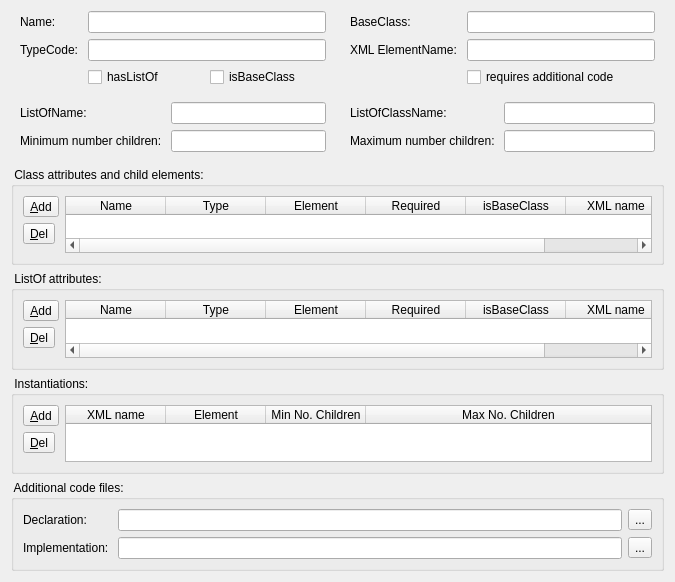
First picture: the form in ui/formdeviserclass.ui, repository sbmlteam/QtDeviser, before the edit.
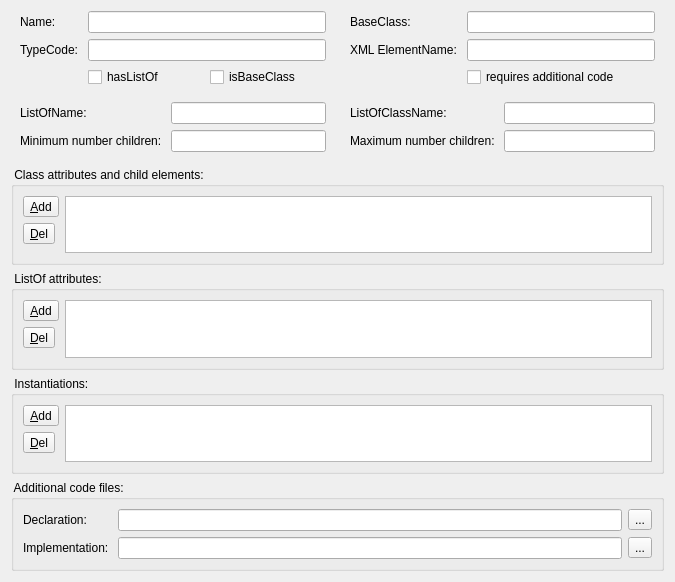
Second picture: the form after the edit. Icons and pictures are not drawn.

Commit message: - models working for DeviserClass element (allows saving / sorting the tables)

Diff of the .ui file:
```diff
--- a/ui/formdeviserclass.ui
+++ b/ui/formdeviserclass.ui
@@ -298,43 +298,19 @@
        </layout>
       </item>
       <item>
-       <widget class="QTableWidget" name="tblAttributes">
-        <attribute name="horizontalHeaderStretchLastSection">
+       <widget class="QTableView" name="tblAttributes">
+        <property name="alternatingRowColors">
          <bool>true</bool>
+        </property>
+        <property name="sortingEnabled">
+         <bool>true</bool>
+        </property>
+        <attribute name="verticalHeaderCascadingSectionResizes">
+         <bool>true</bool>
         </attribute>
-        <attribute name="verticalHeaderVisible">
-         <bool>false</bool>
+        <attribute name="verticalHeaderDefaultSectionSize">
+         <number>23</number>
         </attribute>
-        <column>
-         <property name="text">
-          <string>Name</string>
-         </property>
-        </column>
-        <column>
-         <property name="text">
-          <string>Type</string>
-         </property>
-        </column>
-        <column>
-         <property name="text">
-          <string>Element</string>
-         </property>
-        </column>
-        <column>
-         <property name="text">
-          <string>Required</string>
-         </property>
-        </column>
-        <column>
-         <property name="text">
-          <string>isBaseClass</string>
-         </property>
-        </column>
-        <column>
-         <property name="text">
-          <string>XML name</string>
-         </property>
-        </column>
        </widget>
       </item>
      </layout>
@@ -395,43 +371,16 @@
        </layout>
       </item>
       <item>
-       <widget class="QTableWidget" name="tblLoAttributes">
-        <attribute name="horizontalHeaderStretchLastSection">
+       <widget class="QTableView" name="tblLoAttributes">
+        <property name="sortingEnabled">
          <bool>true</bool>
+        </property>
+        <attribute name="verticalHeaderCascadingSectionResizes">
+         <bool>true</bool>
         </attribute>
-        <attribute name="verticalHeaderVisible">
-         <bool>false</bool>
+        <attribute name="verticalHeaderDefaultSectionSize">
+         <number>23</number>
         </attribute>
-        <column>
-         <property name="text">
-          <string>Name</string>
-         </property>
-        </column>
-        <column>
-         <property name="text">
-          <string>Type</string>
-         </property>
-        </column>
-        <column>
-         <property name="text">
-          <string>Element</string>
-         </property>
-        </column>
-        <column>
-         <property name="text">
-          <string>Required</string>
-         </property>
-        </column>
-        <column>
-         <property name="text">
-          <string>isBaseClass</string>
-         </property>
-        </column>
-        <column>
-         <property name="text">
-          <string>XML name</string>
-         </property>
-        </column>
        </widget>
       </item>
      </layout>
@@ -492,39 +441,22 @@
        </layout>
       </item>
       <item>
-       <widget class="QTableWidget" name="tblInstantiations">
-        <attribute name="horizontalHeaderCascadingSectionResizes">
-         <bool>false</bool>
-        </attribute>
-        <attribute name="horizontalHeaderShowSortIndicator" stdset="0">
-         <bool>false</bool>
-        </attribute>
-        <attribute name="horizontalHeaderStretchLastSection">
+       <widget class="QTableView" name="tblInstantiations">
+        <property name="sortingEnabled">
+         <bool>true</bool>
+        </property>
+        <attribute name="horizontalHeaderHighlightSections">
          <bool>true</bool>
         </attribute>
         <attribute name="verticalHeaderVisible">
-         <bool>false</bool>
+         <bool>true</bool>
         </attribute>
-        <column>
-         <property name="text">
-          <string>XML name</string>
-         </property>
-        </column>
-        <column>
-         <property name="text">
-          <string>Element</string>
-         </property>
-        </column>
-        <column>
-         <property name="text">
-          <string>Min No. Children</string>
-         </property>
-        </column>
-        <column>
-         <property name="text">
-          <string>Max No. Children</string>
-         </property>
-        </column>
+        <attribute name="verticalHeaderCascadingSectionResizes">
+         <bool>true</bool>
+        </attribute>
+        <attribute name="verticalHeaderDefaultSectionSize">
+         <number>23</number>
+        </attribute>
        </widget>
       </item>
      </layout>
```
Left out of the diff: 48 changed lines with no effect on the pictures. The commit also changes 8 other files.
